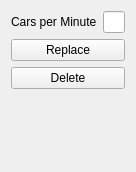
First picture: the form in caroption.ui, repository UmutSahinSE/Ata-Caddesi-Simulator, before the edit.
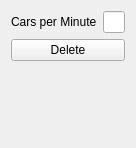
Second picture: the form after the edit.

The edit to the form file:
```diff
--- a/caroption.ui
+++ b/caroption.ui
@@ -6,8 +6,8 @@
    <rect>
     <x>0</x>
     <y>0</y>
-    <width>132</width>
-    <height>172</height>
+    <width>121</width>
+    <height>148</height>
    </rect>
   </property>
   <property name="windowTitle">
@@ -28,21 +28,7 @@
      </item>
     </layout>
    </item>
-   <item row="1" column="0">
-    <widget class="QPushButton" name="pushButton_2">
-     <property name="text">
-      <string>Replace</string>
-     </property>
-    </widget>
-   </item>
    <item row="2" column="0">
-    <widget class="QPushButton" name="pushButton">
-     <property name="text">
-      <string>Delete</string>
-     </property>
-    </widget>
-   </item>
-   <item row="3" column="0">
     <spacer name="verticalSpacer">
      <property name="orientation">
       <enum>Qt::Vertical</enum>
@@ -55,6 +41,13 @@
      </property>
     </spacer>
    </item>
+   <item row="1" column="0">
+    <widget class="QPushButton" name="pushButton">
+     <property name="text">
+      <string>Delete</string>
+     </property>
+    </widget>
+   </item>
   </layout>
  </widget>
  <resources/>
```
